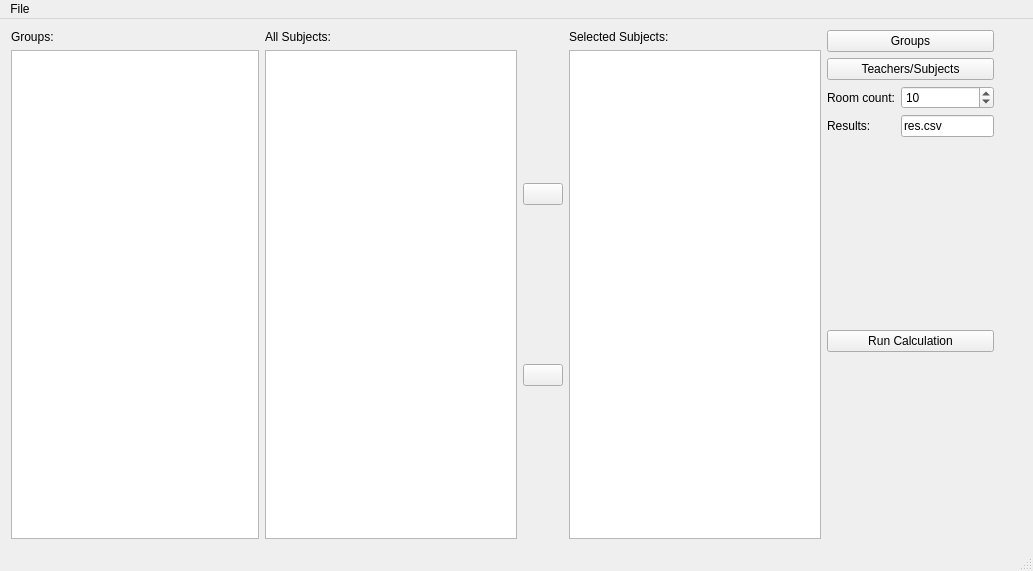
The window that src/gui/mainwindow.ui (blumix/scheduler) describes before a commit, drawn with Qt 5.
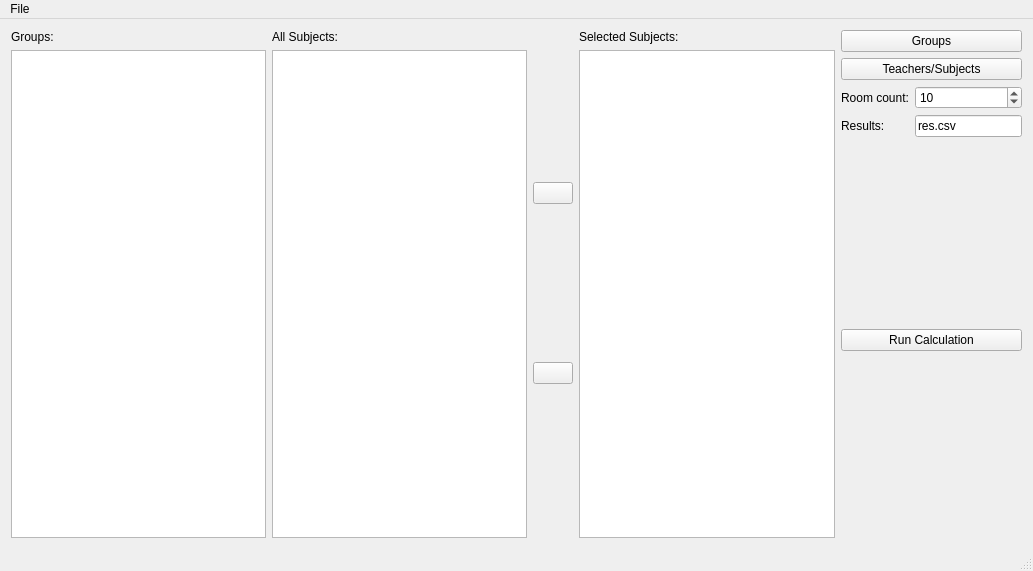
The same window after the commit. Icons and pictures are not drawn.

What changed in the file:
```diff
--- a/src/gui/mainwindow.ui
+++ b/src/gui/mainwindow.ui
@@ -20,15 +20,8 @@
      <height>334</height>
     </size>
    </property>
-   <widget class="QWidget" name="horizontalLayoutWidget">
-    <property name="geometry">
-     <rect>
-      <x>0</x>
-      <y>0</y>
-      <width>1005</width>
-      <height>531</height>
-     </rect>
-    </property>
+   <layout class="QVBoxLayout" name="verticalLayout_5">
+    <item>
     <layout class="QHBoxLayout" name="horizontalLayout">
      <property name="sizeConstraint">
       <enum>QLayout::SetMinimumSize</enum>
@@ -185,7 +178,8 @@
       </layout>
      </item>
     </layout>
-   </widget>
+    </item>
+   </layout>
   </widget>
   <widget class="QMenuBar" name="menuBar">
    <property name="geometry">
```
Lines whose indentation alone changed are shown as unchanged.
